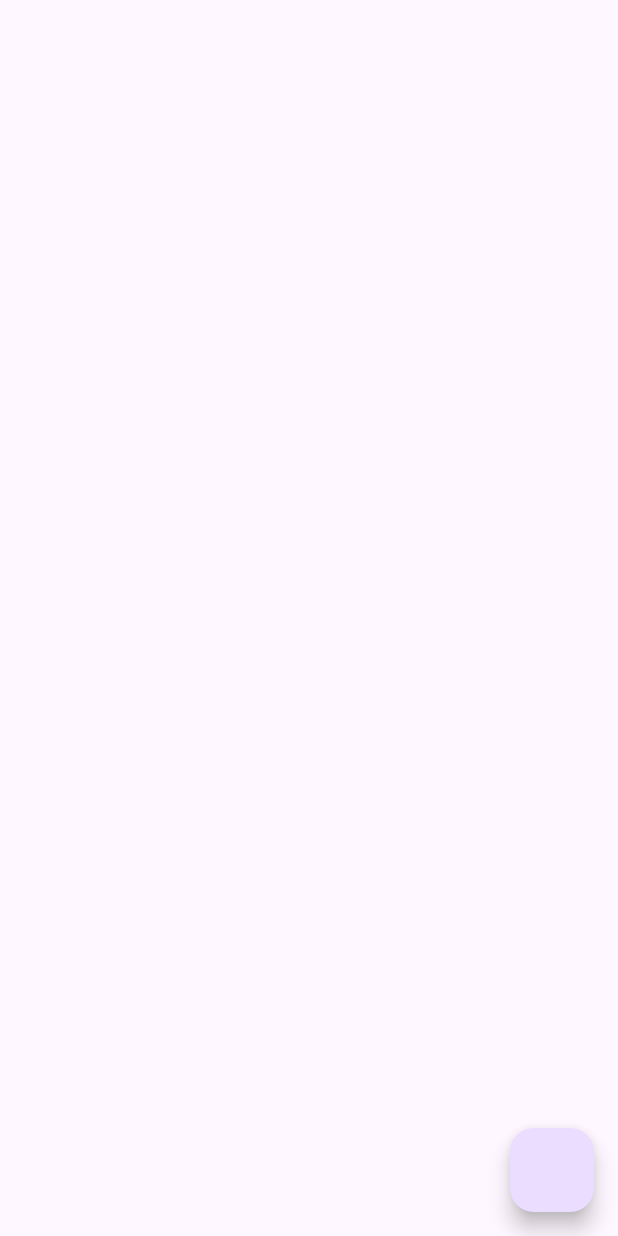
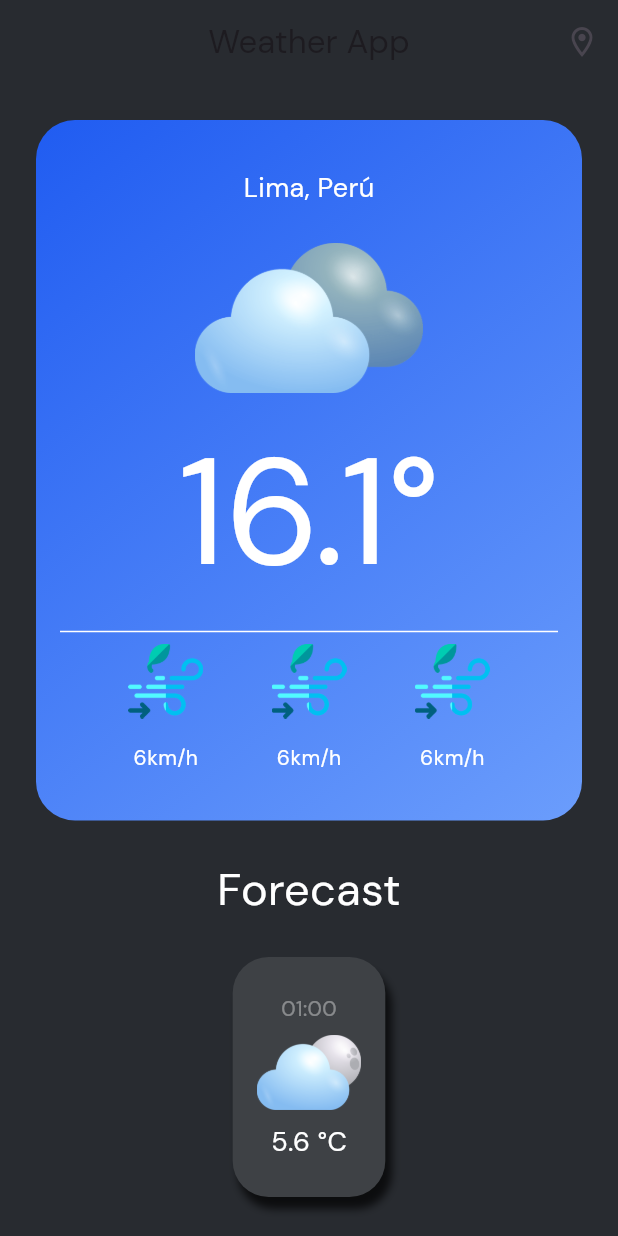
Before and after one commit to fr4nsgallegos/weatherAppG7, a Flutter app: the screen it shows after launch, on a phone screen of 412 x 824 dp. Run offline on Flutter 3.47's test engine with Material 3 defaults, Android fonts, the phone set to English and light mode, and no system bars; our stand-ins replace geolocator, google_fonts.

Commit message:
dseign first

```diff
--- a/lib/main.dart
+++ b/lib/main.dart
@@ -1,11 +1,16 @@
 import 'package:flutter/material.dart';
+import 'package:google_fonts/google_fonts.dart';
 import 'package:weatherappg7/pages/home_page.dart';
 
 void main() {
+  WidgetsFlutterBinding.ensureInitialized();
   runApp(
     MaterialApp(
       home: HomePage(),
       debugShowCheckedModeBanner: false,
+      theme: ThemeData(
+        textTheme: GoogleFonts.dmSansTextTheme(),
+      ),
     ),
   );
 }
--- a/lib/pages/home_page.dart
+++ b/lib/pages/home_page.dart
@@ -1,5 +1,6 @@
 import 'package:flutter/material.dart';
 import 'package:geolocator/geolocator.dart';
+import 'package:weatherappg7/widgets/weather_item.dart';
 
 class HomePage extends StatelessWidget {
   Future<Position> getLocation() async {
@@ -26,14 +27,144 @@ class HomePage extends StatelessWidget {
   @override
   Widget build(BuildContext context) {
     return Scaffold(
-      floatingActionButton: FloatingActionButton(onPressed: () {
-        getLocation().then((value) {
-          print(value.latitude);
-          print(value.longitude);
-        });
-      }),
-      appBar: AppBar(),
-      body: Column(),
+      backgroundColor: Color(0xff282B30),
+
+      // floatingActionButton: FloatingActionButton(onPressed: () {
+      //   getLocation().then((value) {
+      //     print(value.latitude);
+      //     print(value.longitude);
+      //   });
+      // }),
+      appBar: AppBar(
+        title: Text("Weather App"),
+        centerTitle: true,
+        backgroundColor: Color(0xff282B30),
+        elevation: 0,
+        actions: [
+          IconButton(
+            onPressed: () {},
+            icon: Icon(
+              Icons.location_on_outlined,
+            ),
+          )
+        ],
+      ),
+      body: Column(
+        children: [
+          Container(
+            margin: EdgeInsets.all(24),
+            padding: EdgeInsets.symmetric(
+              horizontal: 16,
+              vertical: 32,
+            ),
+            // height: MediaQuery.of(context).size.height * .6,
+            // width: double.infinity,
+            decoration: BoxDecoration(
+              gradient: LinearGradient(
+                begin: Alignment.bottomRight,
+                end: Alignment.topLeft,
+                colors: [
+                  Color(0xff6b9dfc),
+                  Color(0xff205cf1),
+                ],
+                stops: [0.0, 1.0],
+              ),
+              borderRadius: BorderRadius.circular(26),
+            ),
+            child: Column(
+              children: [
+                Text(
+                  "Lima, Perú",
+                  style: TextStyle(
+                    color: Colors.white,
+                    fontSize: 18,
+                  ),
+                ),
+                SizedBox(
+                  height: 24,
+                ),
+                Image.asset(
+                  "assets/images/heavycloudy.png",
+                  height: 100,
+                ),
+                SizedBox(
+                  height: 8,
+                ),
+                Text(
+                  "16.1°",
+                  style: TextStyle(
+                    fontSize: 100,
+                    color: Colors.white,
+                  ),
+                ),
+                Divider(
+                  color: Colors.white,
+                ),
+                Row(
+                  mainAxisAlignment: MainAxisAlignment.spaceEvenly,
+                  children: [
+                    WeatherItem(),
+                    WeatherItem(),
+                    WeatherItem(),
+                  ],
+                ),
+              ],
+            ),
+          ),
+          Text(
+            "Forecast",
+            style: TextStyle(
+              color: Colors.white,
+              fontSize: 30,
+            ),
+          ),
+          SizedBox(
+            height: 16,
+          ),
+          Container(
+            margin: EdgeInsets.symmetric(vertical: 8, horizontal: 8),
+            padding: EdgeInsets.symmetric(
+              horizontal: 16,
+              vertical: 24,
+            ),
+            decoration: BoxDecoration(
+              borderRadius: BorderRadius.circular(24),
+              color: Color(0xff3E4145),
+              boxShadow: [
+                BoxShadow(
+                  color: Colors.black.withOpacity(0.7),
+                  blurRadius: 4,
+                  offset: Offset(4, 8),
+                ),
+              ],
+            ),
+            child: Column(
+              children: [
+                Text(
+                  "01:00",
+                  style: TextStyle(
+                    color: Colors.white38,
+                  ),
+                ),
+                SizedBox(
+                  height: 8,
+                ),
+                Image.asset(
+                  "assets/images/overcast.png",
+                  height: 50,
+                ),
+                SizedBox(
+                  height: 8,
+                ),
+                Text(
+                  "5.6 °C",
+                  style: TextStyle(fontSize: 18, color: Colors.white),
+                )
+              ],
+            ),
+          )
+        ],
+      ),
     );
   }
 }
--- /dev/null
+++ b/lib/widgets/weather_item.dart
@@ -0,0 +1,24 @@
+import 'package:flutter/material.dart';
+
+class WeatherItem extends StatelessWidget {
+  @override
+  Widget build(BuildContext context) {
+    return Column(
+      children: [
+        Image.asset(
+          "assets/images/windspeed.png",
+          height: 50,
+        ),
+        SizedBox(
+          height: 16,
+        ),
+        Text(
+          "6km/h",
+          style: TextStyle(
+            color: Colors.white,
+          ),
+        ),
+      ],
+    );
+  }
+}
```
Also changed, not shown: pubspec.yaml (+2 -17 lines), pubspec.lock.
